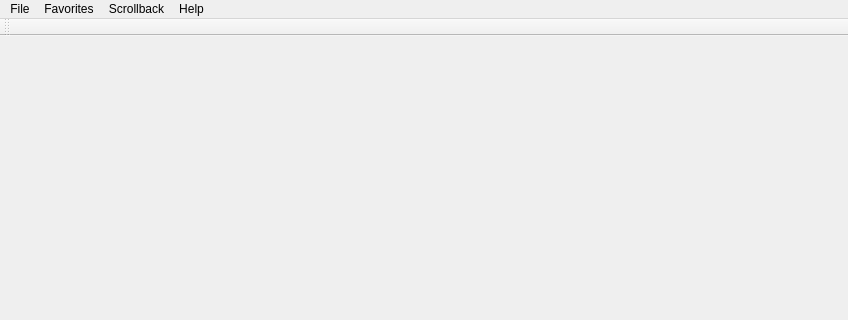
This is src/GrumpyIRC/mainwindow.ui in grumpy-irc/grumpy as Qt 5 draws it before an edit; both pictures show x 0 to 848 and y 0 to 320 of the 848 by 526 pixel window. The edited form follows.
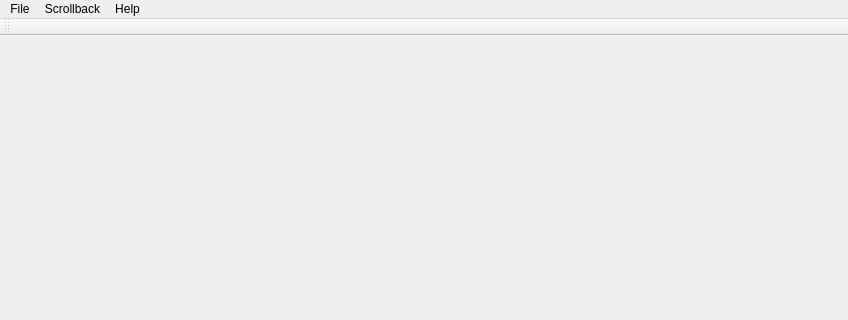
This is the edited form. Icons and pictures are not drawn.

```diff
--- a/src/GrumpyIRC/mainwindow.ui
+++ b/src/GrumpyIRC/mainwindow.ui
@@ -51,11 +51,6 @@
     <addaction name="separator"/>
     <addaction name="actionExit"/>
    </widget>
-   <widget class="QMenu" name="menuFavorites">
-    <property name="title">
-     <string>Favorites</string>
-    </property>
-   </widget>
    <widget class="QMenu" name="menuHelp">
     <property name="title">
      <string>Help</string>
@@ -70,7 +65,6 @@
     <addaction name="actionLoad_more_items_from_remote"/>
    </widget>
    <addaction name="menuFile"/>
-   <addaction name="menuFavorites"/>
    <addaction name="menuScrollback"/>
    <addaction name="menuHelp"/>
   </widget>
```
Left out of the diff: 9 changed lines with no effect on the pictures.
